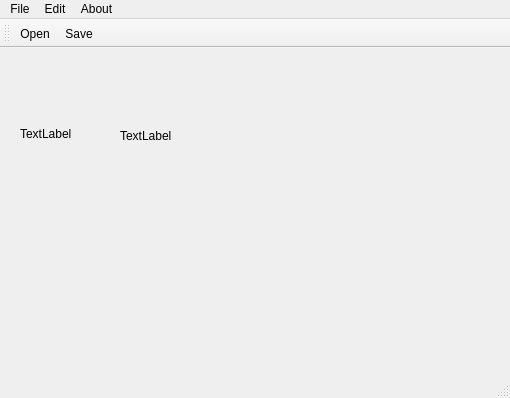
The window that mainwindow.ui (vigorweijia/ComputerGraphics) describes before a commit, drawn with Qt 5.
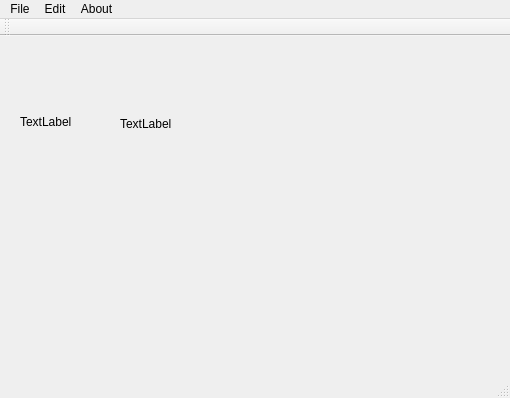
The same window after the commit.

Diff of the .ui file:
```diff
--- a/mainwindow.ui
+++ b/mainwindow.ui
@@ -91,8 +91,6 @@
    <attribute name="toolBarBreak">
     <bool>false</bool>
    </attribute>
-   <addaction name="actionOpen"/>
-   <addaction name="actionSave"/>
   </widget>
   <widget class="QStatusBar" name="statusBar"/>
   <action name="actionNewCanvas">
```
